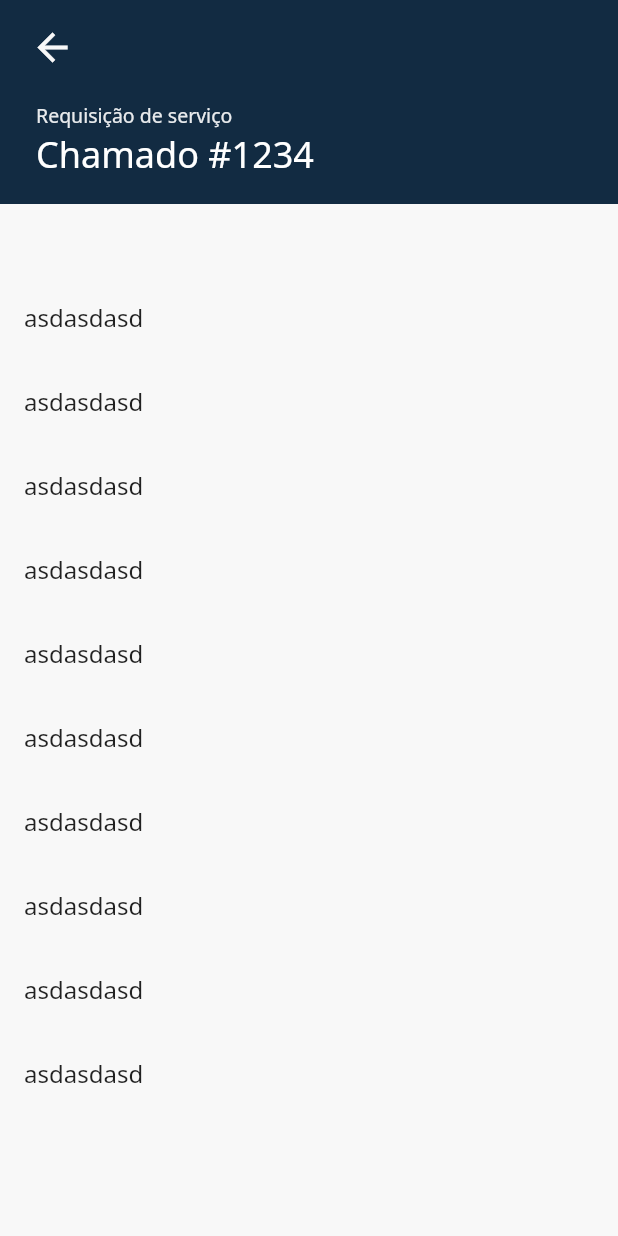
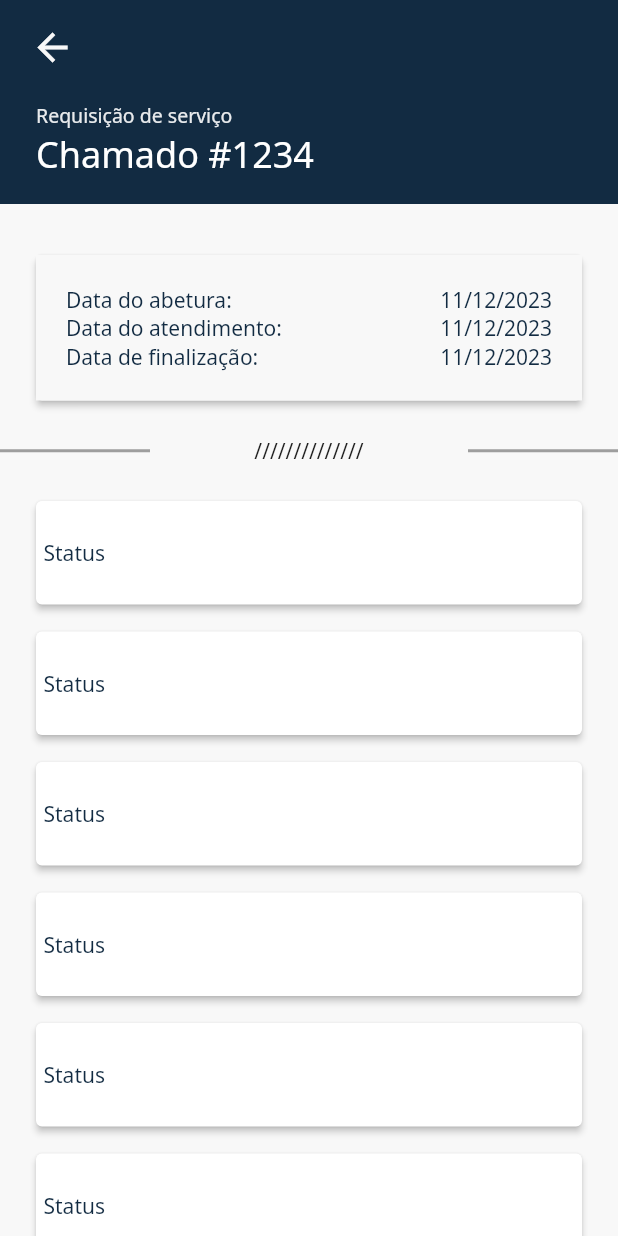
Before and after one commit to raultocantins/ecorporativo, a Flutter app: the SupportSummaryPage screen opened by its route, on a phone screen of 412 x 824 dp. Run offline on Flutter 3.47's test engine with Material 2 defaults, Android fonts, the phone set to English and light mode, and no system bars; our stand-ins replace dartz, dio, flutter_mobx, flutter_svg, get_it, mobx; generated files the repository leaves out were written again; statements that could not run were skipped.

Commit message:
support summary page

```diff
--- a/lib/src/features/support_summary/presenter/pages/support_summary_page.dart
+++ b/lib/src/features/support_summary/presenter/pages/support_summary_page.dart
@@ -1,4 +1,6 @@
 import 'package:flutter/material.dart';
+
+import '../../../home/presenter/widgets/home_card_last_invoices.dart';
 
 class SupportSummaryPage extends StatefulWidget {
   const SupportSummaryPage({super.key});
@@ -55,16 +57,127 @@ class _SupportSummaryPageState extends State<SupportSummaryPage> {
             ),
           ),
           const SizedBox(
-            height: 48,
+            height: 30,
+          ),
+          Padding(
+            padding: const EdgeInsets.symmetric(horizontal: 20),
+            child: Card(
+              elevation: 2,
+              child: Container(
+                  width: double.infinity,
+                  color: Theme.of(context).colorScheme.background,
+                  child: Padding(
+                    padding: const EdgeInsets.all(20),
+                    child: Column(
+                      children: [
+                        Row(
+                          children: [
+                            Text(
+                              "Data do abetura: ",
+                              style: TextStyle(
+                                fontSize: 14,
+                                color: Theme.of(context).colorScheme.primary,
+                              ),
+                            ),
+                            const Expanded(child: SizedBox()),
+                            Text(
+                              "11/12/2023",
+                              style: TextStyle(
+                                fontSize: 14,
+                                color: Theme.of(context).colorScheme.primary,
+                              ),
+                            ),
+                          ],
+                        ),
+                        Row(
+                          children: [
+                            Text(
+                              "Data do atendimento: ",
+                              style: TextStyle(
+                                fontSize: 14,
+                                color: Theme.of(context).colorScheme.primary,
+                              ),
+                            ),
+                            const Expanded(child: SizedBox()),
+                            Text(
+                              "11/12/2023",
+                              style: TextStyle(
+                                fontSize: 14,
+                                color: Theme.of(context).colorScheme.primary,
+                              ),
+                            ),
+                          ],
+                        ),
+                        Row(
+                          children: [
+                            Text(
+                              "Data de finalização:",
+                              style: TextStyle(
+                                fontSize: 14,
+                                color: Theme.of(context).colorScheme.primary,
+                              ),
+                            ),
+                            const Expanded(child: SizedBox()),
+                            Text(
+                              "11/12/2023",
+                              style: TextStyle(
+                                fontSize: 14,
+                                color: Theme.of(context).colorScheme.primary,
+                              ),
+                            ),
+                          ],
+                        ),
+                      ],
+                    ),
+                  )),
+            ),
+          ),
+          const SizedBox(
+            height: 20,
+          ),
+          Row(
+            children: [
+              Container(
+                height: 2,
+                width: 100,
+                color: Colors.grey,
+              ),
+              const Expanded(child: SizedBox()),
+              const Text('//////////////'),
+              const Expanded(child: SizedBox()),
+              Container(
+                height: 2,
+                width: 100,
+                color: Colors.grey,
+              ),
+            ],
+          ),
+          const SizedBox(
+            height: 15,
           ),
           Expanded(
-            child: ListView.builder(
-                itemCount: 10,
-                itemBuilder: (context, i) {
-                  return const ListTile(
-                    title: Text("asdasdasd"),
-                  );
-                }),
+            child: Padding(
+              padding: const EdgeInsets.symmetric(horizontal: 20),
+              child: ListView.builder(
+                  itemCount: 10,
+                  itemBuilder: (context, i) {
+                    return Padding(
+                      padding: const EdgeInsets.symmetric(vertical: 5),
+                      child: Card(
+                        elevation: 2,
+                        child: Padding(
+                          padding: const EdgeInsets.symmetric(
+                              vertical: 25, horizontal: 5),
+                          child: Text(
+                            'Status',
+                            style: TextStyle(
+                                color: Theme.of(context).colorScheme.primary),
+                          ),
+                        ),
+                      ),
+                    );
+                  }),
+            ),
           )
         ],
       ),
```
